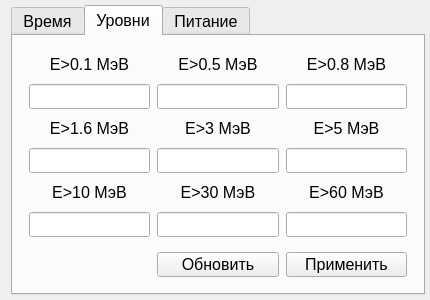
Qt form modules/Main/widgets/oscilloscope/ddii_control.ui (AtariVC/ddii_scopus) before a commit.
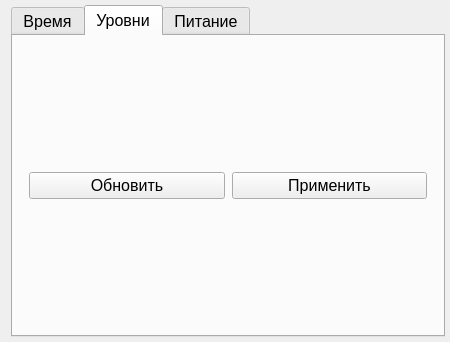
The same form after that commit. The open tabs and pages were chosen to show the change.

Commit message: refactor DDIIControlWidget to use dynamic line edits and update UI layout

Patch:
```diff
--- a/modules/Main/widgets/oscilloscope/ddii_control.ui
+++ b/modules/Main/widgets/oscilloscope/ddii_control.ui
@@ -6,8 +6,8 @@
    <rect>
     <x>0</x>
     <y>0</y>
-    <width>430</width>
-    <height>300</height>
+    <width>450</width>
+    <height>342</height>
    </rect>
   </property>
   <property name="sizePolicy">
@@ -18,8 +18,8 @@
   </property>
   <property name="minimumSize">
    <size>
-    <width>430</width>
-    <height>300</height>
+    <width>450</width>
+    <height>340</height>
    </size>
   </property>
   <property name="windowTitle">
@@ -265,47 +265,7 @@
          <property name="spacing">
           <number>7</number>
          </property>
-         <item row="0" column="2">
-          <widget class="QLabel" name="label_4">
-           <property name="minimumSize">
-            <size>
-             <width>100</width>
-             <height>25</height>
-            </size>
-           </property>
-           <property name="font">
-            <font>
-             <pointsize>12</pointsize>
-            </font>
-           </property>
-           <property name="text">
-            <string>E&gt;0.8 МэВ</string>
-           </property>
-           <property name="alignment">
-            <set>Qt::AlignCenter</set>
-           </property>
-          </widget>
-         </item>
-         <item row="3" column="0">
-          <widget class="QLineEdit" name="lineEdit_lvl_1_6">
-           <property name="minimumSize">
-            <size>
-             <width>90</width>
-             <height>25</height>
-            </size>
-           </property>
-           <property name="styleSheet">
-            <string notr="true">font: 11pt &quot;MS Shell Dlg 2&quot;;</string>
-           </property>
-           <property name="text">
-            <string/>
-           </property>
-           <property name="alignment">
-            <set>Qt::AlignCenter</set>
-           </property>
-          </widget>
-         </item>
-         <item row="7" column="2">
+         <item row="0" column="1">
           <widget class="QPushButton" name="pushButton_lvl_apply">
            <property name="minimumSize">
             <size>
@@ -323,273 +283,7 @@
            </property>
           </widget>
          </item>
-         <item row="1" column="1">
-          <widget class="QLineEdit" name="lineEdit_lvl_0_5">
-           <property name="minimumSize">
-            <size>
-             <width>90</width>
-             <height>25</height>
-            </size>
-           </property>
-           <property name="styleSheet">
-            <string notr="true">font: 11pt &quot;MS Shell Dlg 2&quot;;</string>
-           </property>
-           <property name="text">
-            <string/>
-           </property>
-           <property name="alignment">
-            <set>Qt::AlignCenter</set>
-           </property>
-          </widget>
-         </item>
          <item row="0" column="0">
-          <widget class="QLabel" name="label_2">
-           <property name="minimumSize">
-            <size>
-             <width>100</width>
-             <height>25</height>
-            </size>
-           </property>
-           <property name="font">
-            <font>
-             <pointsize>12</pointsize>
-            </font>
-           </property>
-           <property name="text">
-            <string>E&gt;0.1 МэВ</string>
-           </property>
-           <property name="alignment">
-            <set>Qt::AlignCenter</set>
-           </property>
-          </widget>
-         </item>
-         <item row="0" column="1">
-          <widget class="QLabel" name="label_3">
-           <property name="minimumSize">
-            <size>
-             <width>100</width>
-             <height>25</height>
-            </size>
-           </property>
-           <property name="font">
-            <font>
-             <pointsize>12</pointsize>
-            </font>
-           </property>
-           <property name="text">
-            <string>E&gt;0.5 МэВ</string>
-           </property>
-           <property name="alignment">
-            <set>Qt::AlignCenter</set>
-           </property>
-          </widget>
-         </item>
-         <item row="5" column="1">
-          <widget class="QLineEdit" name="lineEdit_lvl_30">
-           <property name="minimumSize">
-            <size>
-             <width>90</width>
-             <height>25</height>
-            </size>
-           </property>
-           <property name="styleSheet">
-            <string notr="true">font: 11pt &quot;MS Shell Dlg 2&quot;;</string>
-           </property>
-           <property name="text">
-            <string/>
-           </property>
-           <property name="alignment">
-            <set>Qt::AlignCenter</set>
-           </property>
-          </widget>
-         </item>
-         <item row="4" column="0">
-          <widget class="QLabel" name="label_8">
-           <property name="minimumSize">
-            <size>
-             <width>100</width>
-             <height>25</height>
-            </size>
-           </property>
-           <property name="font">
-            <font>
-             <pointsize>12</pointsize>
-            </font>
-           </property>
-           <property name="text">
-            <string>E&gt;10 МэВ</string>
-           </property>
-           <property name="alignment">
-            <set>Qt::AlignCenter</set>
-           </property>
-          </widget>
-         </item>
-         <item row="4" column="1">
-          <widget class="QLabel" name="label_9">
-           <property name="minimumSize">
-            <size>
-             <width>100</width>
-             <height>25</height>
-            </size>
-           </property>
-           <property name="font">
-            <font>
-             <pointsize>12</pointsize>
-            </font>
-           </property>
-           <property name="text">
-            <string>E&gt;30 МэВ</string>
-           </property>
-           <property name="alignment">
-            <set>Qt::AlignCenter</set>
-           </property>
-          </widget>
-         </item>
-         <item row="4" column="2">
-          <widget class="QLabel" name="label_10">
-           <property name="minimumSize">
-            <size>
-             <width>100</width>
-             <height>25</height>
-            </size>
-           </property>
-           <property name="font">
-            <font>
-             <pointsize>12</pointsize>
-            </font>
-           </property>
-           <property name="text">
-            <string>E&gt;60 МэВ</string>
-           </property>
-           <property name="alignment">
-            <set>Qt::AlignCenter</set>
-           </property>
-          </widget>
-         </item>
-         <item row="1" column="2">
-          <widget class="QLineEdit" name="lineEdit_lvl_0_8">
-           <property name="minimumSize">
-            <size>
-             <width>90</width>
-             <height>25</height>
-            </size>
-           </property>
-           <property name="styleSheet">
-            <string notr="true">font: 11pt &quot;MS Shell Dlg 2&quot;;</string>
-           </property>
-           <property name="text">
-            <string/>
-           </property>
-           <property name="alignment">
-            <set>Qt::AlignCenter</set>
-           </property>
-          </widget>
-         </item>
-         <item row="2" column="0">
-          <widget class="QLabel" name="label_5">
-           <property name="minimumSize">
-            <size>
-             <width>100</width>
-             <height>25</height>
-            </size>
-           </property>
-           <property name="font">
-            <font>
-             <pointsize>12</pointsize>
-            </font>
-           </property>
-           <property name="text">
-            <string>E&gt;1.6 МэВ</string>
-           </property>
-           <property name="alignment">
-            <set>Qt::AlignCenter</set>
-           </property>
-          </widget>
-         </item>
-         <item row="5" column="0">
-          <widget class="QLineEdit" name="lineEdit_lvl_10">
-           <property name="minimumSize">
-            <size>
-             <width>90</width>
-             <height>25</height>
-            </size>
-           </property>
-           <property name="styleSheet">
-            <string notr="true">font: 11pt &quot;MS Shell Dlg 2&quot;;</string>
-           </property>
-           <property name="text">
-            <string/>
-           </property>
-           <property name="alignment">
-            <set>Qt::AlignCenter</set>
-           </property>
-          </widget>
-         </item>
-         <item row="1" column="0">
-          <widget class="QLineEdit" name="lineEdit_lvl_0_1">
-           <property name="minimumSize">
-            <size>
-             <width>90</width>
-             <height>25</height>
-            </size>
-           </property>
-           <property name="styleSheet">
-            <string notr="true">font: 11pt &quot;MS Shell Dlg 2&quot;;</string>
-           </property>
-           <property name="text">
-            <string/>
-           </property>
-           <property name="alignment">
-            <set>Qt::AlignCenter</set>
-           </property>
-           <property name="readOnly">
-            <bool>false</bool>
-           </property>
-          </widget>
-         </item>
-         <item row="2" column="1">
-          <widget class="QLabel" name="label_6">
-           <property name="minimumSize">
-            <size>
-             <width>100</width>
-             <height>25</height>
-            </size>
-           </property>
-           <property name="font">
-            <font>
-             <pointsize>12</pointsize>
-            </font>
-           </property>
-           <property name="text">
-            <string>E&gt;3 МэВ</string>
-           </property>
-           <property name="alignment">
-            <set>Qt::AlignCenter</set>
-           </property>
-          </widget>
-         </item>
-         <item row="2" column="2">
-          <widget class="QLabel" name="label_7">
-           <property name="minimumSize">
-            <size>
-             <width>100</width>
-             <height>25</height>
-            </size>
-           </property>
-           <property name="font">
-            <font>
-             <pointsize>12</pointsize>
-            </font>
-           </property>
-           <property name="text">
-            <string>E&gt;5 МэВ</string>
-           </property>
-           <property name="alignment">
-            <set>Qt::AlignCenter</set>
-           </property>
-          </widget>
-         </item>
-         <item row="7" column="1">
           <widget class="QPushButton" name="pushButton_lvl_update">
            <property name="minimumSize">
             <size>
@@ -607,76 +301,6 @@
            </property>
           </widget>
          </item>
-         <item row="3" column="1">
-          <widget class="QLineEdit" name="lineEdit_lvl_3">
-           <property name="minimumSize">
-            <size>
-             <width>90</width>
-             <height>25</height>
-            </size>
-           </property>
-           <property name="styleSheet">
-            <string notr="true">font: 11pt &quot;MS Shell Dlg 2&quot;;</string>
-           </property>
-           <property name="text">
-            <string/>
-           </property>
-           <property name="alignment">
-            <set>Qt::AlignCenter</set>
-           </property>
-          </widget>
-         </item>
-         <item row="3" column="2">
-          <widget class="QLineEdit" name="lineEdit_lvl_5">
-           <property name="minimumSize">
-            <size>
-             <width>90</width>
-             <height>25</height>
-            </size>
-           </property>
-           <property name="styleSheet">
-            <string notr="true">font: 11pt &quot;MS Shell Dlg 2&quot;;</string>
-           </property>
-           <property name="text">
-            <string/>
-           </property>
-           <property name="alignment">
-            <set>Qt::AlignCenter</set>
-           </property>
-          </widget>
-         </item>
-         <item row="5" column="2">
-          <widget class="QLineEdit" name="lineEdit_lvl_60">
-           <property name="minimumSize">
-            <size>
-             <width>90</width>
-             <height>25</height>
-            </size>
-           </property>
-           <property name="styleSheet">
-            <string notr="true">font: 11pt &quot;MS Shell Dlg 2&quot;;</string>
-           </property>
-           <property name="text">
-            <string/>
-           </property>
-           <property name="alignment">
-            <set>Qt::AlignCenter</set>
-           </property>
-          </widget>
-         </item>
-         <item row="6" column="1">
-          <spacer name="verticalSpacer">
-           <property name="orientation">
-            <enum>Qt::Vertical</enum>
-           </property>
-           <property name="sizeHint" stdset="0">
-            <size>
-             <width>20</width>
-             <height>40</height>
-            </size>
-           </property>
-          </spacer>
-         </item>
         </layout>
        </item>
       </layout>
```
Left out of the diff: 2 changed lines with no effect on the pictures. The commit also changes 3 other files.
